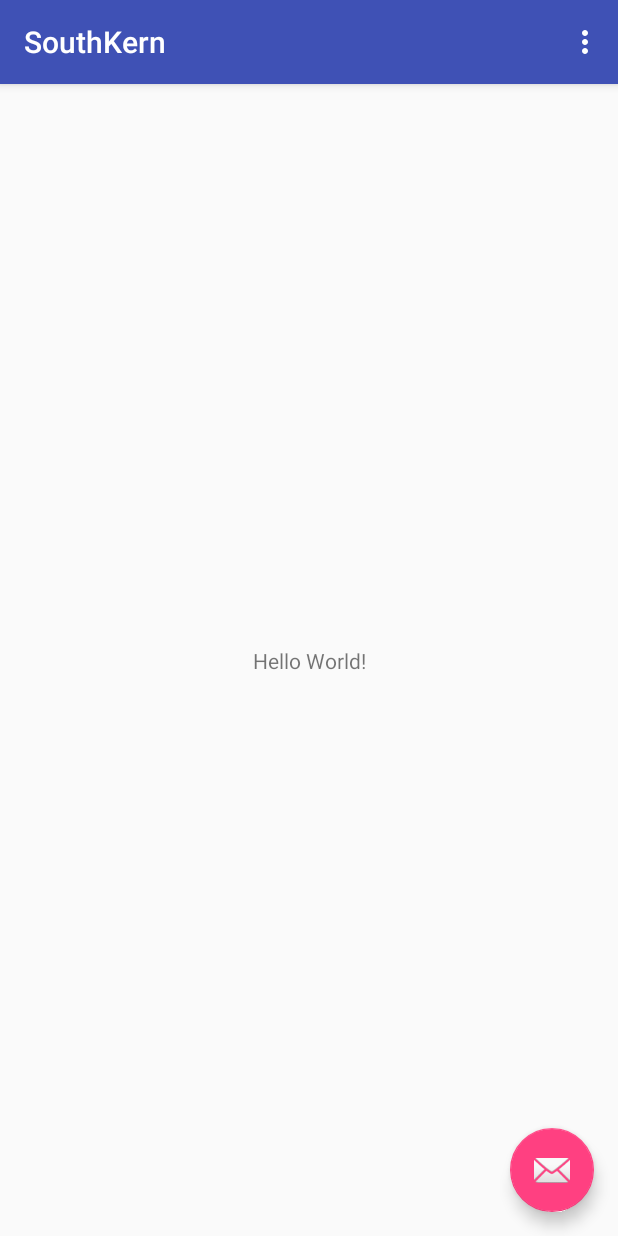
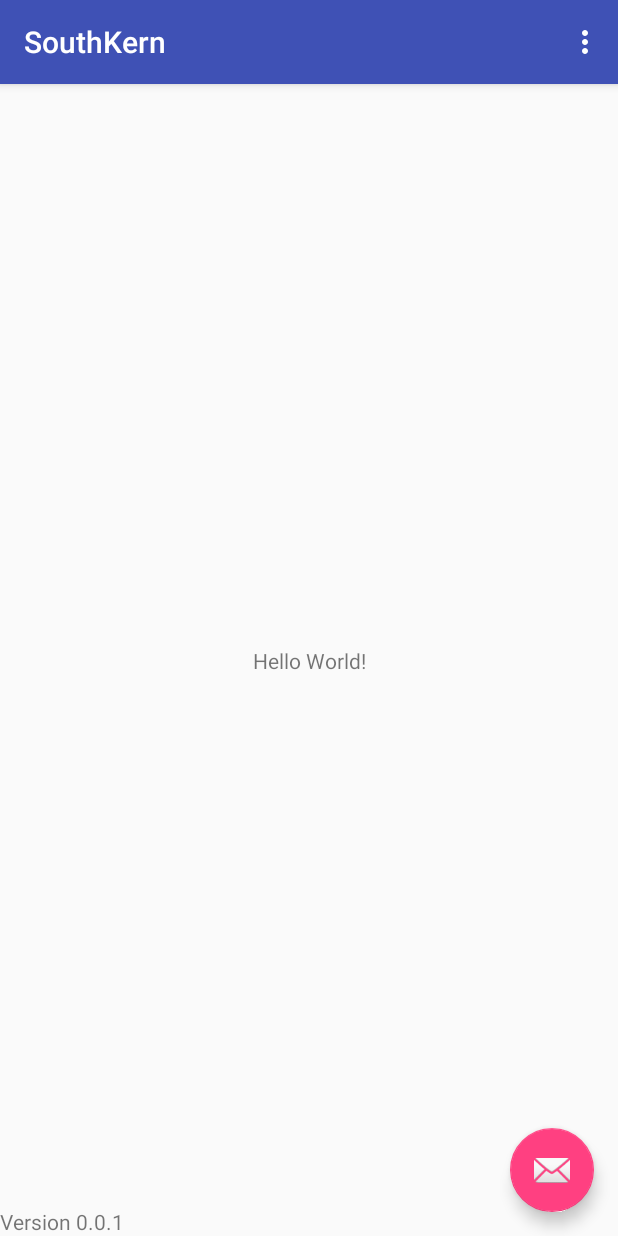
Before and after one commit to superpoles/android, an Android app: the screen it shows after launch (MainActivity), on a phone screen of 412 x 824 dp. Run offline under Robolectric (Android 15) with nearby library versions, the phone set to English and light mode, and no system bars.

Commit message:
Google dependency, version number, changed scaling

```diff
--- a/app/src/main/res/drawable/splash_screen.xml
+++ b/app/src/main/res/drawable/splash_screen.xml
@@ -6,7 +6,7 @@
 
     <item>
         <bitmap
-            android:gravity="center"
+            android:scaleType="fitXY"
             android:src="@drawable/bhc_logo_vertical_centered_temp"/>
     </item>
 
--- a/app/src/main/res/layout/content_main.xml
+++ b/app/src/main/res/layout/content_main.xml
@@ -18,4 +18,11 @@
         app:layout_constraintRight_toRightOf="parent"
         app:layout_constraintTop_toTopOf="parent"/>
 
+    <TextView
+        android:layout_width="wrap_content"
+        android:layout_height="wrap_content"
+        android:text="@string/version_number"
+        app:layout_constraintLeft_toLeftOf="parent"
+        app:layout_constraintBottom_toBottomOf="parent"/>
+
 </android.support.constraint.ConstraintLayout>
--- a/app/src/main/res/values/strings.xml
+++ b/app/src/main/res/values/strings.xml
@@ -1,4 +1,5 @@
 <resources>
     <string name="app_name">SouthKern</string>
     <string name="action_settings">Settings</string>
+    <string name="version_number">Version 0.0.1</string>
 </resources>
--- a/build.gradle
+++ b/build.gradle
@@ -3,9 +3,10 @@
 buildscript {
     repositories {
         jcenter()
+        google()
     }
     dependencies {
-        classpath 'com.android.tools.build:gradle:3.0.0'
+        classpath 'com.android.tools.build:gradle:3.0.1'
 
         // NOTE: Do not place your application dependencies here; they belong
         // in the individual module build.gradle files
@@ -15,6 +16,7 @@ buildscript {
 allprojects {
     repositories {
         jcenter()
+        google()
     }
 }
 
```
